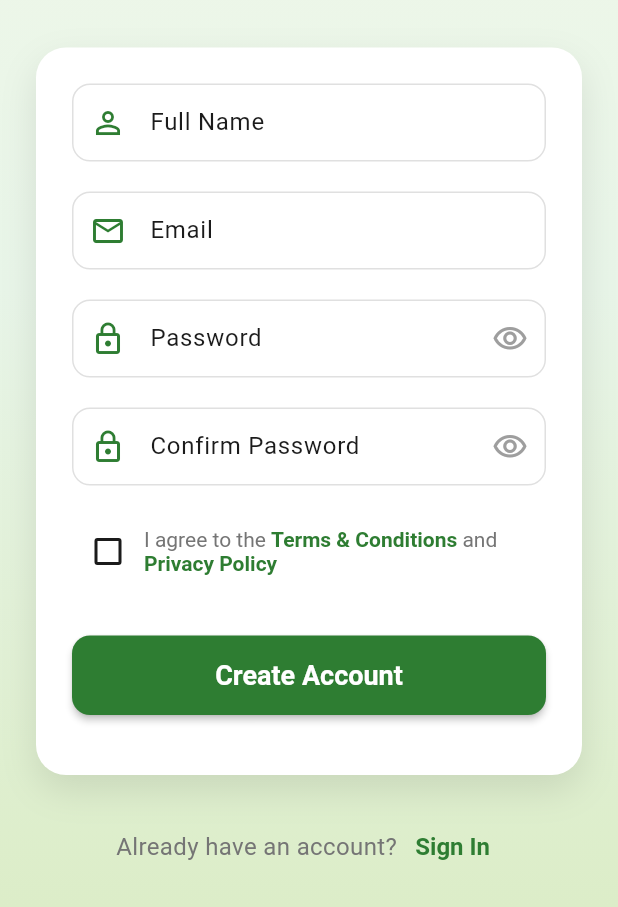
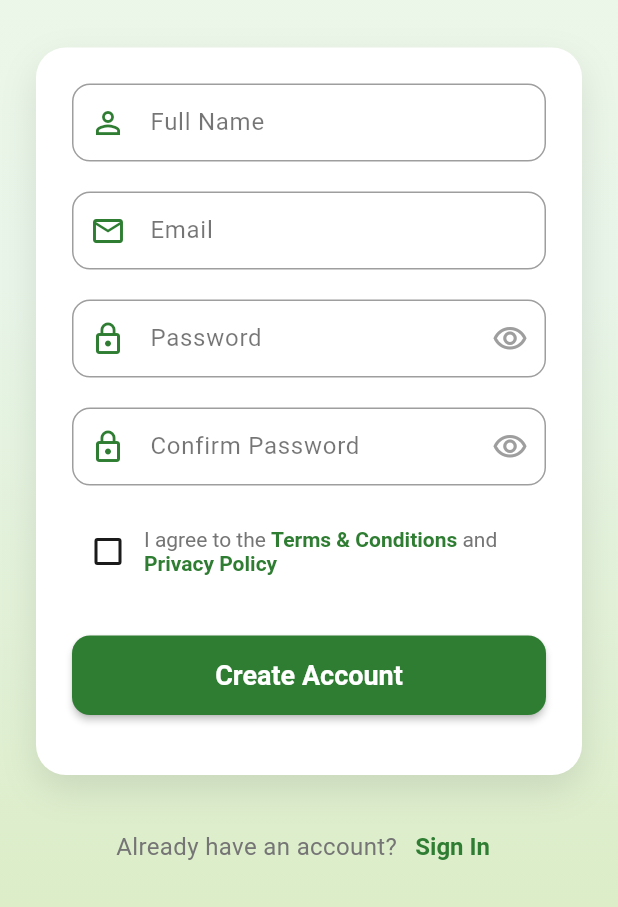
Before and after one commit to Yash159357/SoilApp, a Flutter app: the screen it shows after launch, after a tap on "Sign In", after a tap on "Sign Up", on a phone screen of 412 x 824 dp, the part 329-1236 px from its top. Run offline on Flutter 3.47's test engine with Material 3 defaults, Android fonts, the phone set to English and light mode, and no system bars; our stand-ins replace bloc, cloud_firestore, firebase_auth, firebase_core, fl_chart, flutter_bloc and 3 more; accounts and stored records are empty.

```diff
--- a/lib/view/login_screenn.dart
+++ b/lib/view/login_screenn.dart
@@ -188,12 +188,19 @@ class _LoginScreenState extends State<LoginScreen>
                             TextFormField(
                               controller: _emailController,
                               keyboardType: TextInputType.emailAddress,
+                              style: const TextStyle(color: Colors.black),
                               decoration: InputDecoration(
                                 labelText: 'Email',
+                                labelStyle: const TextStyle(color: Colors.black54),
                                 prefixIcon: Icon(Icons.email_outlined,
                                     color: AppTheme.primaryColor),
-                                border: OutlineInputBorder(
+                                enabledBorder: OutlineInputBorder(
+                                  borderSide: const BorderSide(color: Colors.grey),
                                   borderRadius: BorderRadius.circular(12),
+                                ),
+                                focusedBorder: OutlineInputBorder(
+                                  borderRadius: BorderRadius.circular(12),
+                                  borderSide: BorderSide(color: AppTheme.primaryColor, width: 2),
                                 ),
                               ),
                               validator: (value) {
@@ -214,8 +221,10 @@ class _LoginScreenState extends State<LoginScreen>
                             TextFormField(
                               controller: _passwordController,
                               obscureText: _obscurePassword,
+                              style: const TextStyle(color: Colors.black),
                               decoration: InputDecoration(
                                 labelText: 'Password',
+                                labelStyle: const TextStyle(color: Colors.black54),
                                 prefixIcon: Icon(Icons.lock_outline,
                                     color: AppTheme.primaryColor),
                                 suffixIcon: IconButton(
@@ -231,8 +240,13 @@ class _LoginScreenState extends State<LoginScreen>
                                     });
                                   },
                                 ),
-                                border: OutlineInputBorder(
+                                enabledBorder: OutlineInputBorder(
+                                  borderSide: const BorderSide(color: Colors.grey),
                                   borderRadius: BorderRadius.circular(12),
+                                ),
+                                focusedBorder: OutlineInputBorder(
+                                  borderRadius: BorderRadius.circular(12),
+                                  borderSide: BorderSide(color: AppTheme.primaryColor, width: 2),
                                 ),
                               ),
                               validator: (value) {
--- a/lib/view/signup_screen.dart
+++ b/lib/view/signup_screen.dart
@@ -203,12 +203,19 @@ class _SignupScreenState extends State<SignupScreen>
                             // Name Field
                             TextFormField(
                               controller: _nameController,
+                              style: const TextStyle(color: Colors.black),
                               decoration: InputDecoration(
                                 labelText: 'Full Name',
                                 prefixIcon: Icon(Icons.person_outline,
                                     color: AppTheme.primaryColor),
-                                border: OutlineInputBorder(
+                                labelStyle: const TextStyle(color: Colors.black54),
+                                enabledBorder: OutlineInputBorder(
+                                  borderSide: const BorderSide(color: Colors.grey),
                                   borderRadius: BorderRadius.circular(12),
+                                ),
+                                focusedBorder: OutlineInputBorder(
+                                  borderRadius: BorderRadius.circular(12),
+                                  borderSide: BorderSide(color: AppTheme.primaryColor, width: 2),
                                 ),
                               ),
                               validator: (value) {
@@ -228,12 +235,19 @@ class _SignupScreenState extends State<SignupScreen>
                             TextFormField(
                               controller: _emailController,
                               keyboardType: TextInputType.emailAddress,
+                              style: const TextStyle(color: Colors.black),
                               decoration: InputDecoration(
                                 labelText: 'Email',
                                 prefixIcon: Icon(Icons.email_outlined,
                                     color: AppTheme.primaryColor),
-                                border: OutlineInputBorder(
+                                labelStyle: const TextStyle(color: Colors.black54),
+                                enabledBorder: OutlineInputBorder(
+                                  borderSide: const BorderSide(color: Colors.grey),
                                   borderRadius: BorderRadius.circular(12),
+                                ),
+                                focusedBorder: OutlineInputBorder(
+                                  borderRadius: BorderRadius.circular(12),
+                                  borderSide: BorderSide(color: AppTheme.primaryColor, width: 2),
                                 ),
                               ),
                               validator: (value) {
@@ -254,6 +268,7 @@ class _SignupScreenState extends State<SignupScreen>
                             TextFormField(
                               controller: _passwordController,
                               obscureText: _obscurePassword,
+                              style: const TextStyle(color: Colors.black),
                               decoration: InputDecoration(
                                 labelText: 'Password',
                                 prefixIcon: Icon(Icons.lock_outline,
@@ -271,8 +286,14 @@ class _SignupScreenState extends State<SignupScreen>
                                     });
                                   },
                                 ),
-                                border: OutlineInputBorder(
+                                labelStyle: const TextStyle(color: Colors.black54),
+                                enabledBorder: OutlineInputBorder(
+                                  borderSide: const BorderSide(color: Colors.grey),
                                   borderRadius: BorderRadius.circular(12),
+                                ),
+                                focusedBorder: OutlineInputBorder(
+                                  borderRadius: BorderRadius.circular(12),
+                                  borderSide: BorderSide(color: AppTheme.primaryColor, width: 2),
                                 ),
                               ),
                               validator: (value) {
@@ -292,6 +313,7 @@ class _SignupScreenState extends State<SignupScreen>
                             TextFormField(
                               controller: _confirmPasswordController,
                               obscureText: _obscureConfirmPassword,
+                              style: const TextStyle(color: Colors.black),
                               decoration: InputDecoration(
                                 labelText: 'Confirm Password',
                                 prefixIcon: Icon(Icons.lock_outline,
@@ -309,8 +331,14 @@ class _SignupScreenState extends State<SignupScreen>
                                     });
                                   },
                                 ),
-                                border: OutlineInputBorder(
+                                labelStyle: const TextStyle(color: Colors.black54),
+                                enabledBorder: OutlineInputBorder(
+                                  borderSide: const BorderSide(color: Colors.grey),
                                   borderRadius: BorderRadius.circular(12),
+                                ),
+                                focusedBorder: OutlineInputBorder(
+                                  borderRadius: BorderRadius.circular(12),
+                                  borderSide: BorderSide(color: AppTheme.primaryColor, width: 2),
                                 ),
                               ),
                               validator: (value) {
```
